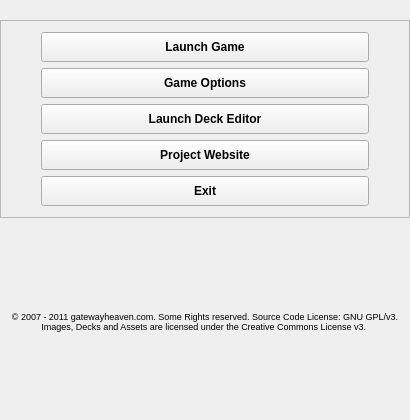
trufanov-nok/arcomage-tribute, file Tools/Launcher/UI/Launcher.ui: the form before one commit.
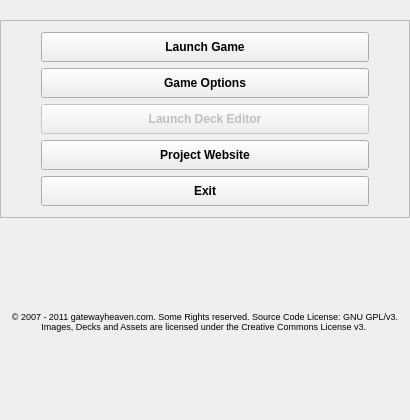
The form after the commit. Icons and pictures are not drawn.

Diff of the .ui file:
```diff
--- a/Tools/Launcher/UI/Launcher.ui
+++ b/Tools/Launcher/UI/Launcher.ui
@@ -131,6 +131,9 @@
        </item>
        <item>
         <widget class="QPushButton" name="deckEditorButton">
+         <property name="enabled">
+          <bool>false</bool>
+         </property>
          <property name="sizePolicy">
           <sizepolicy hsizetype="Minimum" vsizetype="Expanding">
            <horstretch>0</horstretch>
```
Left out of the diff: 12 changed lines with no effect on the pictures.
